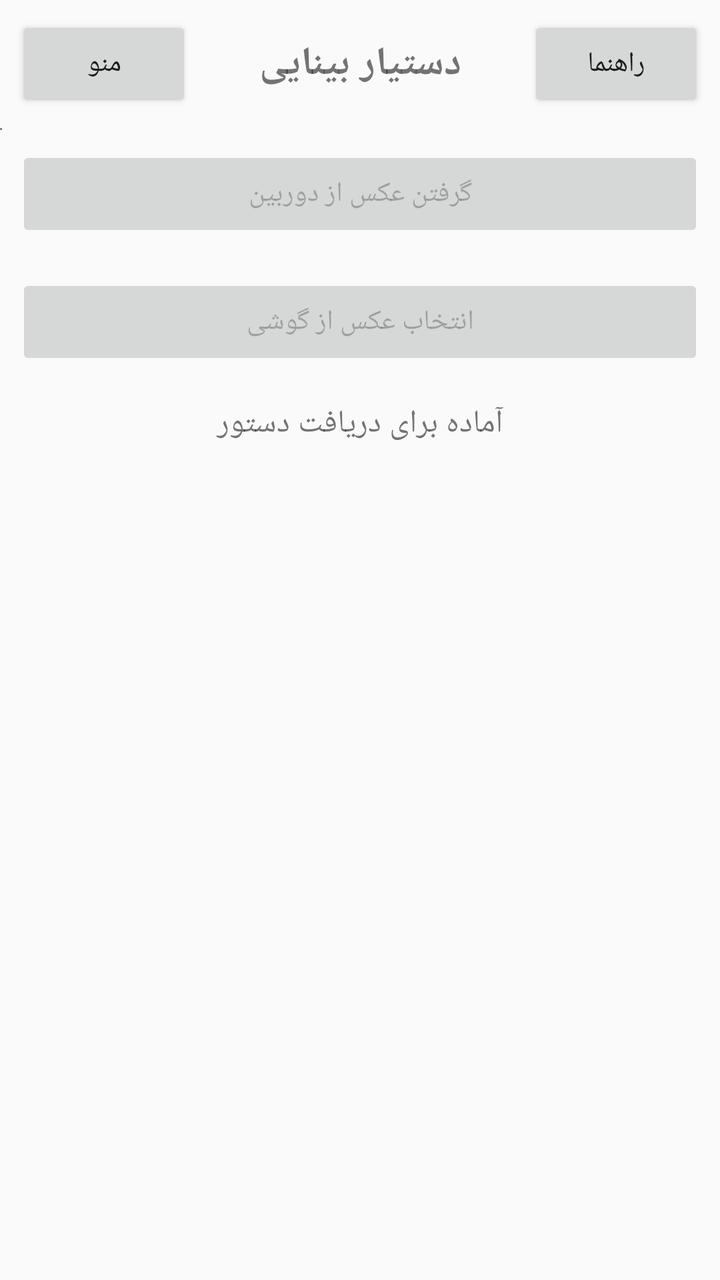
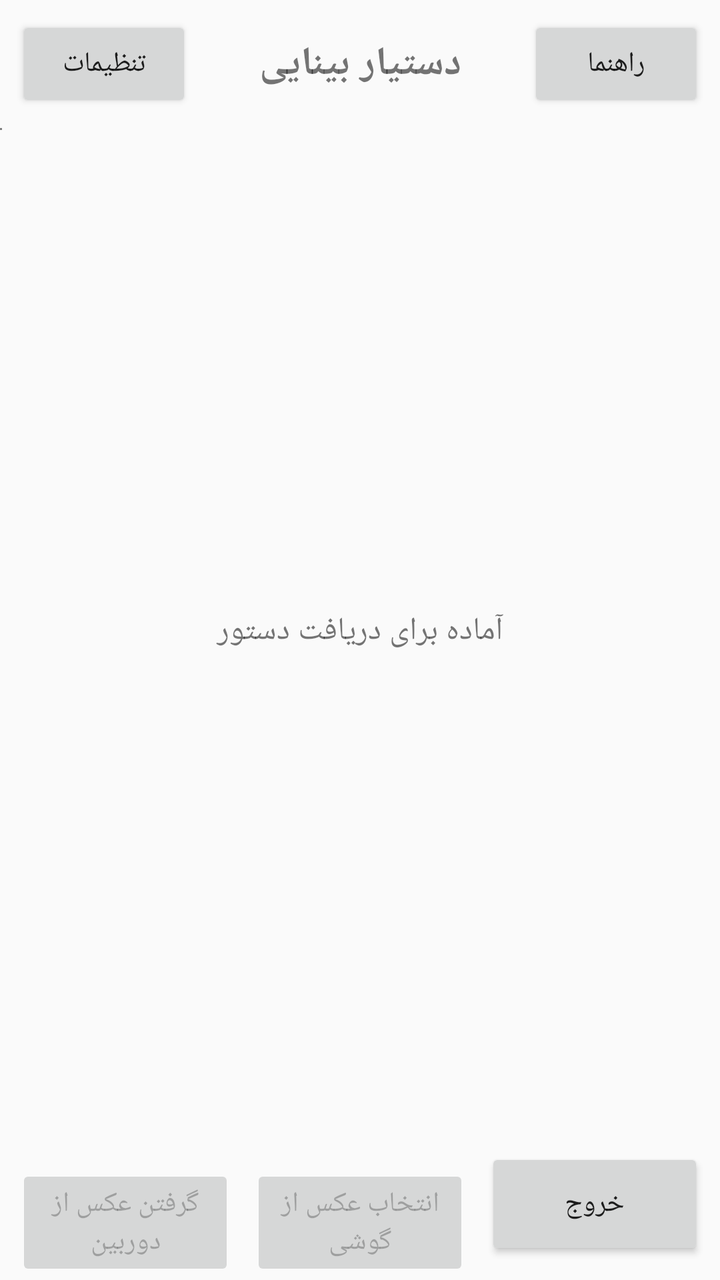

Two renders of the same Android screen: before a commit and after it. Below are the layout's source before the change and the commit's diff.
<!-- AndroidManifest.xml: application theme Theme.AppCompat.Light.NoActionBar -->
<!-- res/layout/activity_main.xml -->
<?xml version="1.0" encoding="utf-8"?>
<LinearLayout xmlns:android="http://schemas.android.com/apk/res/android"
    android:layout_width="match_parent"
    android:layout_height="match_parent"
    android:orientation="vertical">

    <LinearLayout
        android:layout_width="match_parent"
        android:layout_height="wrap_content"
        android:orientation="horizontal"
        android:gravity="center_vertical"
        android:padding="8dp">

        <Button
            android:id="@+id/btnMenu"
            android:layout_width="wrap_content"
            android:layout_height="wrap_content"
            android:text="@string/btn_menu" />

        <TextView
            android:layout_width="0dp"
            android:layout_height="wrap_content"
            android:layout_weight="1"
            android:gravity="center"
            android:textSize="20sp"
            android:textStyle="bold"
            android:text="@string/app_name" />

        <Button
            android:id="@+id/btnHelp"
            android:layout_width="wrap_content"
            android:layout_height="wrap_content"
            android:text="@string/btn_help" />

    </LinearLayout>

    <androidx.camera.view.PreviewView
        android:id="@+id/viewFinder"
        android:layout_width="1dp"
        android:layout_height="1dp"
        android:importantForAccessibility="no" />

    <Button
        android:id="@+id/btnCaptureCamera"
        android:layout_width="match_parent"
        android:layout_height="wrap_content"
        android:layout_margin="8dp"
        android:enabled="false"
        android:text="@string/btn_capture_camera" />

    <Button
        android:id="@+id/btnChooseMedia"
        android:layout_width="match_parent"
        android:layout_height="wrap_content"
        android:layout_margin="8dp"
        android:enabled="false"
        android:text="@string/btn_choose_media" />

    <TextView
        android:id="@+id/tvStatus"
        android:layout_width="match_parent"
        android:layout_height="wrap_content"
        android:layout_margin="8dp"
        android:gravity="center"
        android:textSize="16sp"
        android:accessibilityLiveRegion="polite"
        android:text="@string/status_ready" />

</LinearLayout>
<!-- resources referenced by this layout -->
<resources>
  <string name="app_name">دستیار بینایی</string>
  <string name="btn_capture_camera">گرفتن عکس از دوربین</string>
  <string name="btn_choose_media">انتخاب عکس از گوشی</string>
  <string name="btn_help">راهنما</string>
  <string name="btn_menu">منو</string>
  <string name="status_ready">آماده برای دریافت دستور</string>
</resources>

<!-- the commit's change to res/layout/activity_main.xml (unified diff, before → after) -->
@@ -40,30 +40,53 @@
         android:layout_height="1dp"
         android:importantForAccessibility="no" />
 
-    <Button
-        android:id="@+id/btnCaptureCamera"
-        android:layout_width="match_parent"
-        android:layout_height="wrap_content"
-        android:layout_margin="8dp"
-        android:enabled="false"
-        android:text="@string/btn_capture_camera" />
-
-    <Button
-        android:id="@+id/btnChooseMedia"
-        android:layout_width="match_parent"
-        android:layout_height="wrap_content"
-        android:layout_margin="8dp"
-        android:enabled="false"
-        android:text="@string/btn_choose_media" />
-
     <TextView
         android:id="@+id/tvStatus"
         android:layout_width="match_parent"
-        android:layout_height="wrap_content"
+        android:layout_height="0dp"
+        android:layout_weight="1"
         android:layout_margin="8dp"
         android:gravity="center"
         android:textSize="16sp"
         android:accessibilityLiveRegion="polite"
         android:text="@string/status_ready" />
 
+    
+    <LinearLayout
+        android:layout_width="match_parent"
+        android:layout_height="wrap_content"
+        android:orientation="horizontal"
+        android:padding="4dp">
+
+        <Button
+            android:id="@+id/btnCaptureCamera"
+            android:layout_width="0dp"
+            android:layout_height="wrap_content"
+            android:layout_weight="1"
+            android:layout_margin="4dp"
+            android:minHeight="56dp"
+            android:enabled="false"
+            android:text="@string/btn_capture_camera" />
+
+        <Button
+            android:id="@+id/btnChooseMedia"
+            android:layout_width="0dp"
+            android:layout_height="wrap_content"
+            android:layout_weight="1"
+            android:layout_margin="4dp"
+            android:minHeight="56dp"
+            android:enabled="false"
+            android:text="@string/btn_choose_media" />
+
+        <Button
+            android:id="@+id/btnExit"
+            android:layout_width="0dp"
+            android:layout_height="wrap_content"
+            android:layout_weight="1"
+            android:layout_margin="4dp"
+            android:minHeight="56dp"
+            android:text="@string/btn_exit" />
+
+    </LinearLayout>
+
 </LinearLayout>
<!-- resource entries referenced after the edit -->
@@ -3,8 +3,9 @@
   <string name="app_name">دستیار بینایی</string>
   <string name="btn_capture_camera">گرفتن عکس از دوربین</string>
   <string name="btn_choose_media">انتخاب عکس از گوشی</string>
+  <string name="btn_exit">خروج</string>
   <string name="btn_help">راهنما</string>
-  <string name="btn_menu">منو</string>
+  <string name="btn_menu">تنظیمات</string>
   <string name="status_ready">آماده برای دریافت دستور</string>
 </resources>
 
